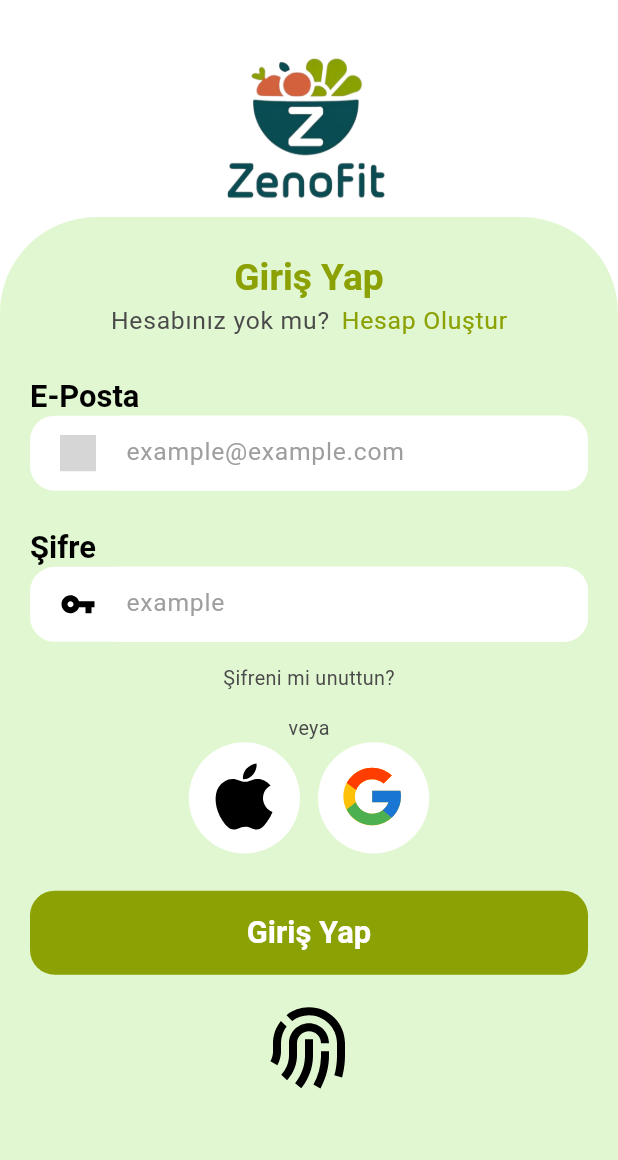
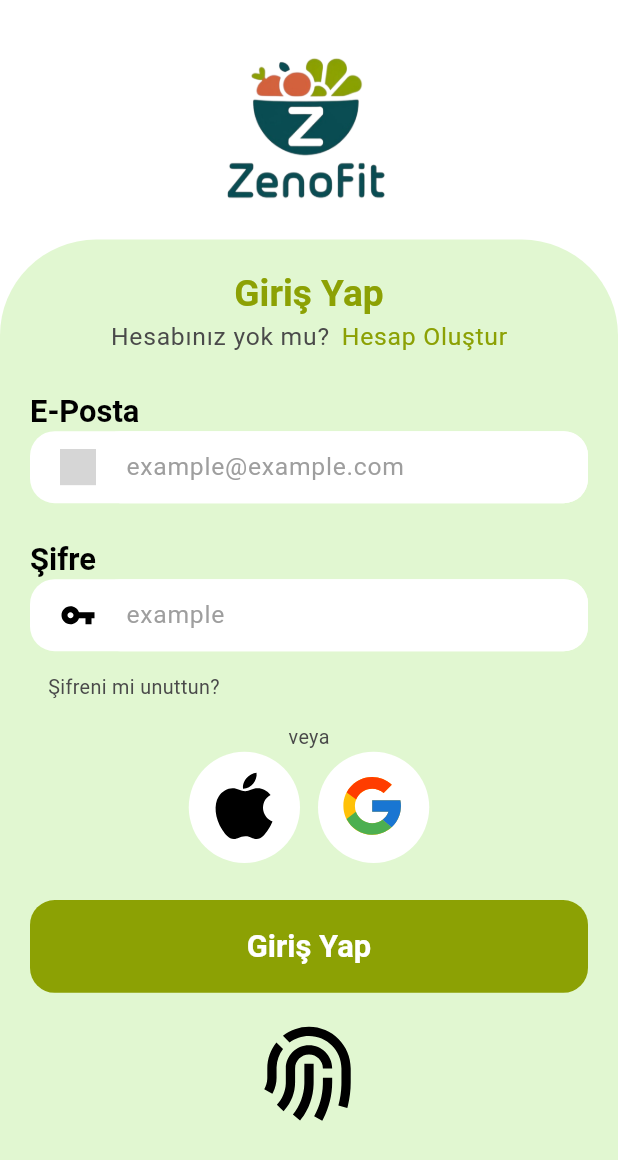
Before and after one commit to codriot/zenofit-mobile, a Flutter app: the LoginView screen opened by its route, on a phone screen of 412 x 824 dp. Shown: the top 1160 px of the screen. Run offline on Flutter 3.47's test engine with Material 3 defaults, Android fonts, the phone set to English and light mode, and no system bars; our stand-ins replace dio, firebase_auth, firebase_core, flutter_dotenv, flutter_svg, get and 3 more; missing offline and left inert: kartal; accounts and stored records are empty; grey boxes are pictures that could not be loaded.

Commit message:
responsive tasarım için splash ve login ekranları ayarlandı.

```diff
--- a/lib/product/widgets/general/custom_text_field.dart
+++ b/lib/product/widgets/general/custom_text_field.dart
@@ -26,13 +26,13 @@
     this.onSubmit,
     this.showSearchIcon = false,
     this.padding,
-    this.height = 50, // Varsayılan yükseklik
+    this.height = 48, // Varsayılan yükseklik
   });
 
   @override
   Widget build(BuildContext context) {
     return Container(
-      margin: padding ?? EdgeInsets.only(top: 10.0),
+      margin: padding ?? const EdgeInsets.only(top: 10.0),
       height: height, // Yükseklik ayarı
       decoration: BoxDecoration(
         color: Colors.white, // Arka plan rengi
--- a/lib/product/widgets/general/general_page_button.dart
+++ b/lib/product/widgets/general/general_page_button.dart
@@ -31,7 +31,7 @@
       child: CustomElevatedButton(
         elevation: 0,
         backgroundColor: backgroundColor ?? AppColor.noxious.getColor(),
-        height: height ?? 56,
+        height: height ?? Get.height * 0.075,
         width: double.infinity,
         shape: RoundedRectangleBorder(
           borderRadius: context.border.normalBorderRadius,
--- a/lib/views/basic/login/login_view.dart
+++ b/lib/views/basic/login/login_view.dart
@@ -2,8 +2,10 @@
 import 'package:diet_app_mobile/controller/auth/login_controller.dart';
 import 'package:diet_app_mobile/product/navigator/navigate_route_items.dart';
 import 'package:diet_app_mobile/product/navigator/navigator_controller.dart';
+import 'package:diet_app_mobile/product/services/chrome_status_bar_service.dart';
 import 'package:diet_app_mobile/product/services/icon_and_image_services.dart';
 import 'package:diet_app_mobile/product/utils/app_utils/app_general.dart';
+import 'package:diet_app_mobile/product/utils/app_utils/app_spaces..dart';
 import 'package:diet_app_mobile/product/utils/app_utils/const_utils/app_colors.dart';
 import 'package:diet_app_mobile/product/utils/app_utils/const_utils/app_padding.dart';
 import 'package:diet_app_mobile/product/utils/app_utils/const_utils/app_sizes.dart';
@@ -19,10 +21,17 @@
 
   @override
 Widget build(BuildContext context) {
+  ChromeStatusBarService.setDarkStatusBar();
   return Scaffold(
-        body: Column(
+    body: SafeArea(
+      child: SingleChildScrollView(
+        child: ConstrainedBox(
+          constraints: BoxConstraints(minHeight: Get.height),
+          child: IntrinsicHeight(
+            child: Column(
               children: [
                 _buildAppLogo(),
+                AppSpaces.instance.vertical15,
                 Expanded(
                   child: Container(
                     decoration: BoxDecoration(
@@ -30,14 +39,14 @@
                       borderRadius: const BorderRadius.only(
                         topLeft: Radius.circular(64),
                         topRight: Radius.circular(64),
-                )),
-            child: Padding(
-              padding: EdgeInsets.only(top: Get.height * 0.03),
+                      ),
+                    ),
                     child: Padding(
                       padding: AppPadding.instance.horizontalMedium,
-                child: ListView(
-                  padding: EdgeInsets.zero,
+                      child: Column(
+                        crossAxisAlignment: CrossAxisAlignment.start,
                         children: [
+                          AppSpaces.instance.vertical20,
                           _buildMakeLoginText(context),
                           _buildDoYouHaveAcountEither(context),
                           _buildMailText(context),
@@ -51,20 +60,26 @@
                           _buildLoginWithGooglOrApple(),
                           GeneralPageButtonWidget(
                             onPressed: () {
-                        NavigatorController.instance.pushToPage(NavigateRoutesItems.onboardingOne);
+                              NavigatorController.instance
+                                  .pushToPage(NavigateRoutesItems.onboardingOne);
                             },
                             text: "Giriş Yap",
                             padding: EdgeInsets.only(top: Get.height * 0.03),
                           ),
-                    _buildFingerPrintButton()
+                          _buildFingerPrintButton(),
+                          AppSpaces.instance.vertical10,
+                        ],
+                      ),
+                    ),
+                  ),
+                ),
               ],
             ),
           ),
         ),
       ),
     ),
-      ],
-    ));
+  );
 }
 
   Padding _buildAppLogo() {
@@ -88,8 +103,8 @@
         child: InkWell(
           child: SvgPicture.asset(
             AppIconUtility.getIconPath("finger", format: IconFormat.svg),
-            width: AppSizes.instance.iconSizeXLarge,
-            height: AppSizes.instance.iconSizeXLarge,
+            width: Get.height * 0.09,
+            height: Get.height * 0.09,
           ),
         ),
       ),
--- a/lib/views/basic/splash/splash_view.dart
+++ b/lib/views/basic/splash/splash_view.dart
@@ -1,5 +1,6 @@
 import 'package:diet_app_mobile/product/navigator/navigate_route_items.dart';
 import 'package:diet_app_mobile/product/navigator/navigator_controller.dart';
+import 'package:diet_app_mobile/product/services/chrome_status_bar_service.dart';
 import 'package:diet_app_mobile/product/services/icon_and_image_services.dart';
 import 'package:diet_app_mobile/product/utils/app_utils/app_general.dart';
 import 'package:diet_app_mobile/product/utils/app_utils/const_utils/app_colors.dart';
@@ -13,6 +14,7 @@
 
   @override
   Widget build(BuildContext context) {
+    ChromeStatusBarService.setDarkStatusBar();
     return Scaffold(
       floatingActionButton: Padding(
         padding: AppPadding.instance.horizontalMedium,
```
Also changed, not shown: 4 other files. Lines whose indentation alone changed are shown as unchanged.
